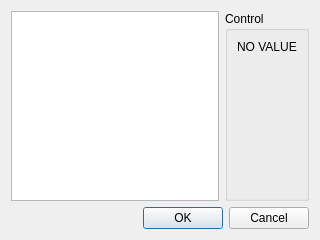
Old version of the form src/client/experimentcontroldialog.ui in the repository uazure/qLab.
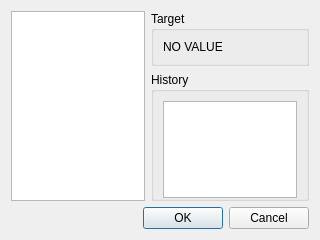
New version of the form. Custom widgets are drawn as their Qt base class.

Commit message:
Implemented change of target value in the client
TODO: implement show history on client

```diff
--- a/src/client/experimentcontroldialog.ui
+++ b/src/client/experimentcontroldialog.ui
@@ -22,9 +22,11 @@
         <widget class="QListWidget" name="controlListWidget"/>
        </item>
        <item>
+        <layout class="QVBoxLayout" name="verticalLayout_4">
+         <item>
         <widget class="QGroupBox" name="groupBox">
          <property name="title">
-          <string>Control</string>
+            <string>Target</string>
          </property>
          <layout class="QVBoxLayout" name="verticalLayout_2">
           <item>
@@ -54,6 +56,26 @@
          </layout>
         </widget>
        </item>
+         <item>
+          <widget class="QGroupBox" name="historyGroupBox">
+           <property name="title">
+            <string>History</string>
+           </property>
+           <layout class="QVBoxLayout" name="verticalLayout_5">
+            <property name="spacing">
+             <number>0</number>
+            </property>
+            <property name="bottomMargin">
+             <number>0</number>
+            </property>
+            <item>
+             <widget class="QListWidget" name="historyListWidget"/>
+            </item>
+           </layout>
+          </widget>
+         </item>
+        </layout>
+       </item>
       </layout>
      </item>
      <item>
@@ -70,6 +92,13 @@
    </item>
   </layout>
  </widget>
+ <customwidgets>
+  <customwidget>
+   <class>ClickableLabel</class>
+   <extends>QLabel</extends>
+   <header>../server/clickablelabel.h</header>
+  </customwidget>
+ </customwidgets>
  <resources/>
  <connections>
   <connection>
```
Left out of the diff: 4 changed lines with no effect on the pictures. Lines whose indentation alone changed are shown as unchanged. The commit also changes 7 other files.
